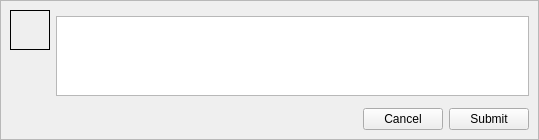
First picture: the form in ui/CommentAdd.ui, repository dmzdev/stance, before the edit.
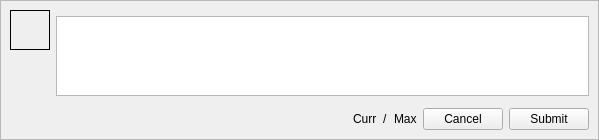
Second picture: the form after the edit.

The edit to the form file:
```diff
--- a/ui/CommentAdd.ui
+++ b/ui/CommentAdd.ui
@@ -95,21 +95,21 @@
         </property>
        </spacer>
       </item>
-      <item row="2" column="2">
+      <item row="2" column="5">
        <widget class="QPushButton" name="cancelButton">
         <property name="text">
          <string>Cancel</string>
         </property>
        </widget>
       </item>
-      <item row="2" column="3">
+      <item row="2" column="6">
        <widget class="QPushButton" name="submitButton">
         <property name="text">
          <string>Submit</string>
         </property>
        </widget>
       </item>
-      <item row="0" column="1" rowspan="2" colspan="3">
+      <item row="0" column="1" rowspan="2" colspan="6">
        <widget class="QTextEdit" name="textEdit">
         <property name="sizePolicy">
          <sizepolicy hsizetype="Expanding" vsizetype="Fixed">
@@ -134,6 +134,27 @@
         </property>
        </widget>
       </item>
+      <item row="2" column="4">
+       <widget class="QLabel" name="totalCharAmt">
+        <property name="text">
+         <string>Max</string>
+        </property>
+       </widget>
+      </item>
+      <item row="2" column="2">
+       <widget class="QLabel" name="currentCharAmt">
+        <property name="text">
+         <string>Curr</string>
+        </property>
+       </widget>
+      </item>
+      <item row="2" column="3">
+       <widget class="QLabel" name="label_3">
+        <property name="text">
+         <string>/</string>
+        </property>
+       </widget>
+      </item>
      </layout>
     </widget>
    </item>
```
